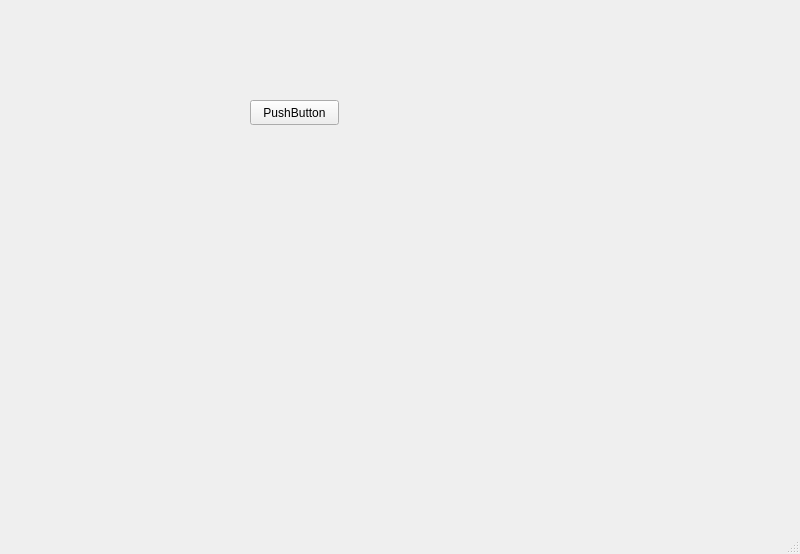
This is viev/windows/subwindow_kun_takker.ui in usernameisavailablee/optimization as Qt 5 draws it before an edit. The edited form follows.
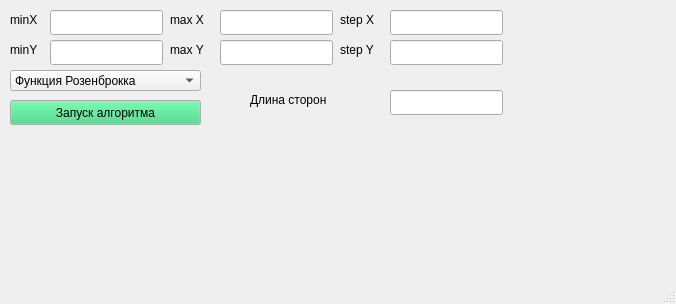
This is the edited form.

Patch:
```diff
--- a/viev/windows/subwindow_kun_takker.ui
+++ b/viev/windows/subwindow_kun_takker.ui
@@ -6,25 +6,285 @@
    <rect>
     <x>0</x>
     <y>0</y>
-    <width>800</width>
-    <height>554</height>
+    <width>676</width>
+    <height>304</height>
    </rect>
   </property>
   <property name="windowTitle">
    <string>Кун такер</string>
   </property>
   <widget class="QWidget" name="centralwidget">
+   <widget class="QLineEdit" name="x_min">
+    <property name="geometry">
+     <rect>
+      <x>50</x>
+      <y>10</y>
+      <width>113</width>
+      <height>25</height>
+     </rect>
+    </property>
+   </widget>
+   <widget class="QLineEdit" name="y_min">
+    <property name="geometry">
+     <rect>
+      <x>50</x>
+      <y>40</y>
+      <width>113</width>
+      <height>25</height>
+     </rect>
+    </property>
+   </widget>
+   <widget class="QLabel" name="label">
+    <property name="geometry">
+     <rect>
+      <x>10</x>
+      <y>10</y>
+      <width>41</width>
+      <height>20</height>
+     </rect>
+    </property>
+    <property name="text">
+     <string>minX</string>
+    </property>
+   </widget>
+   <widget class="QLabel" name="label_2">
+    <property name="geometry">
+     <rect>
+      <x>10</x>
+      <y>40</y>
+      <width>41</width>
+      <height>20</height>
+     </rect>
+    </property>
+    <property name="text">
+     <string>minY</string>
+    </property>
+   </widget>
+   <widget class="QComboBox" name="comboBox_Function">
+    <property name="geometry">
+     <rect>
+      <x>10</x>
+      <y>70</y>
+      <width>191</width>
+      <height>21</height>
+     </rect>
+    </property>
+    <item>
+     <property name="text">
+      <string>Функция Розенброкка</string>
+     </property>
+    </item>
+    <item>
+     <property name="text">
+      <string>Функция Химмельблау</string>
+     </property>
+    </item>
+    <item>
+     <property name="text">
+      <string>Функция Экли</string>
+     </property>
+    </item>
+    <item>
+     <property name="text">
+      <string>Функция Изома</string>
+     </property>
+    </item>
+    <item>
+     <property name="text">
+      <string>Функция Хольдера</string>
+     </property>
+    </item>
+   </widget>
    <widget class="QPushButton" name="pushButton">
     <property name="geometry">
      <rect>
-      <x>250</x>
+      <x>10</x>
       <y>100</y>
-      <width>89</width>
+      <width>191</width>
       <height>25</height>
      </rect>
     </property>
+    <property name="palette">
+     <palette>
+      <active>
+       <colorrole role="WindowText">
+        <brush brushstyle="SolidPattern">
+         <color alpha="255">
+          <red>0</red>
+          <green>0</green>
+          <blue>0</blue>
+         </color>
+        </brush>
+       </colorrole>
+       <colorrole role="Button">
+        <brush brushstyle="SolidPattern">
+         <color alpha="255">
+          <red>51</red>
+          <green>209</green>
+          <blue>122</blue>
+         </color>
+        </brush>
+       </colorrole>
+      </active>
+      <inactive>
+       <colorrole role="WindowText">
+        <brush brushstyle="SolidPattern">
+         <color alpha="255">
+          <red>0</red>
+          <green>0</green>
+          <blue>0</blue>
+         </color>
+        </brush>
+       </colorrole>
+       <colorrole role="Button">
+        <brush brushstyle="SolidPattern">
+         <color alpha="255">
+          <red>51</red>
+          <green>209</green>
+          <blue>122</blue>
+         </color>
+        </brush>
+       </colorrole>
+      </inactive>
+      <disabled>
+       <colorrole role="WindowText">
+        <brush brushstyle="SolidPattern">
+         <color alpha="255">
+          <red>190</red>
+          <green>190</green>
+          <blue>190</blue>
+         </color>
+        </brush>
+       </colorrole>
+       <colorrole role="Button">
+        <brush brushstyle="SolidPattern">
+         <color alpha="255">
+          <red>51</red>
+          <green>209</green>
+          <blue>122</blue>
+         </color>
+        </brush>
+       </colorrole>
+      </disabled>
+     </palette>
+    </property>
     <property name="text">
-     <string>PushButton</string>
+     <string>Запуск алгоритма</string>
+    </property>
+   </widget>
+   <widget class="QLineEdit" name="len_side">
+    <property name="geometry">
+     <rect>
+      <x>390</x>
+      <y>90</y>
+      <width>113</width>
+      <height>25</height>
+     </rect>
+    </property>
+   </widget>
+   <widget class="QLabel" name="label_4">
+    <property name="geometry">
+     <rect>
+      <x>250</x>
+      <y>90</y>
+      <width>141</width>
+      <height>20</height>
+     </rect>
+    </property>
+    <property name="text">
+     <string>Длина сторон</string>
+    </property>
+   </widget>
+   <widget class="QLineEdit" name="y_max">
+    <property name="geometry">
+     <rect>
+      <x>220</x>
+      <y>40</y>
+      <width>113</width>
+      <height>25</height>
+     </rect>
+    </property>
+   </widget>
+   <widget class="QLineEdit" name="x_max">
+    <property name="geometry">
+     <rect>
+      <x>220</x>
+      <y>10</y>
+      <width>113</width>
+      <height>25</height>
+     </rect>
+    </property>
+   </widget>
+   <widget class="QLabel" name="label_3">
+    <property name="geometry">
+     <rect>
+      <x>170</x>
+      <y>10</y>
+      <width>51</width>
+      <height>20</height>
+     </rect>
+    </property>
+    <property name="text">
+     <string>max X</string>
+    </property>
+   </widget>
+   <widget class="QLabel" name="label_7">
+    <property name="geometry">
+     <rect>
+      <x>170</x>
+      <y>40</y>
+      <width>51</width>
+      <height>20</height>
+     </rect>
+    </property>
+    <property name="text">
+     <string>max Y</string>
+    </property>
+   </widget>
+   <widget class="QLineEdit" name="y_step">
+    <property name="geometry">
+     <rect>
+      <x>390</x>
+      <y>40</y>
+      <width>113</width>
+      <height>25</height>
+     </rect>
+    </property>
+   </widget>
+   <widget class="QLineEdit" name="x_step">
+    <property name="geometry">
+     <rect>
+      <x>390</x>
+      <y>10</y>
+      <width>113</width>
+      <height>25</height>
+     </rect>
+    </property>
+   </widget>
+   <widget class="QLabel" name="label_8">
+    <property name="geometry">
+     <rect>
+      <x>340</x>
+      <y>10</y>
+      <width>51</width>
+      <height>20</height>
+     </rect>
+    </property>
+    <property name="text">
+     <string>step X</string>
+    </property>
+   </widget>
+   <widget class="QLabel" name="label_9">
+    <property name="geometry">
+     <rect>
+      <x>340</x>
+      <y>40</y>
+      <width>51</width>
+      <height>20</height>
+     </rect>
+    </property>
+    <property name="text">
+     <string>step Y</string>
     </property>
    </widget>
   </widget>
```
Left out of the diff: 15 changed lines with no effect on the pictures.
